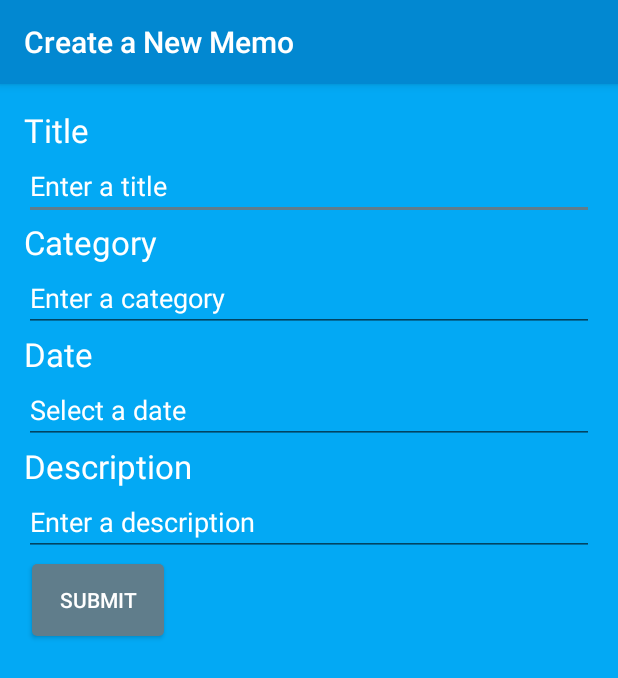
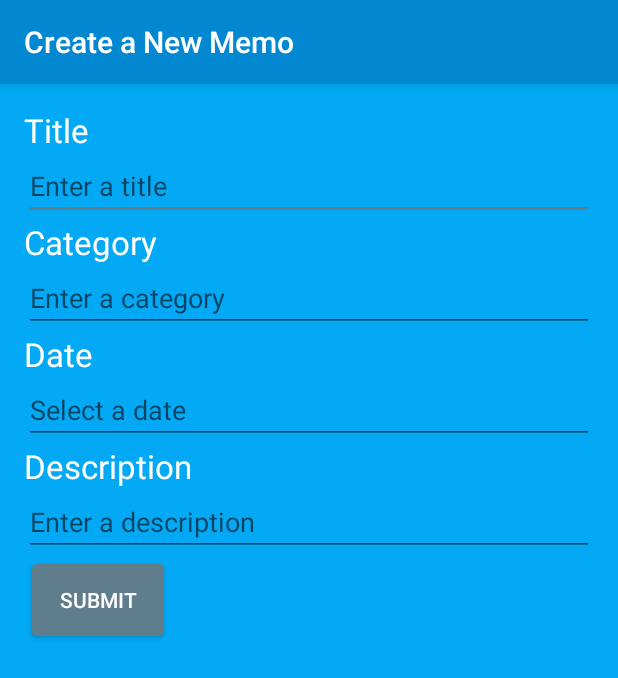
Before and after one commit to BlaineParr/QuickMemoNew, an Android app: the CreateActivity screen opened directly, with no data from a screen before it, on a phone screen of 412 x 824 dp. Shown: the top 678 px of the screen. Run offline under Robolectric (Android 15) with nearby library versions, the phone set to English and light mode, and no system bars.

Commit message:
User must fill out all categories before submitting a new memo now. Date now better aligned.

```diff
--- a/app/src/main/java/ca/georgiancollege/quickmemo/MainActivity.java
+++ b/app/src/main/java/ca/georgiancollege/quickmemo/MainActivity.java
@@ -186,7 +186,7 @@ public class MainActivity extends AppCompatActivity {
             //l.setBackgroundColor(ContextCompat.getColor(this, R.color.colorAccent));
             l.setBackground(drawable);
             LayoutParams lParams = new LayoutParams(LayoutParams.MATCH_PARENT, LayoutParams.WRAP_CONTENT);
-            l.setPadding(20, 0, 0, 0);
+            l.setPadding(20, 0, 20, 0);
 
             l.setLayoutParams(lParams);
 
@@ -202,6 +202,7 @@ public class MainActivity extends AppCompatActivity {
             dateTextView.setTextColor(Color.WHITE);
             dateTextView.setTextSize(24);
             dateTextView.setText(this.shownMemos.get(i).getDate());
+            dateTextView.setGravity(Gravity.RIGHT);
             dateTextView.setLayoutParams(new LayoutParams(0, LayoutParams.WRAP_CONTENT, 1f));
 
             //add the textViews
--- a/app/src/main/res/layout/content_create.xml
+++ b/app/src/main/res/layout/content_create.xml
@@ -39,8 +39,7 @@
         <EditText
             android:layout_width="0dp"
             android:layout_height="wrap_content"
-            android:inputType="textPersonName"
-            android:text="@string/titleEditTextString"
+            android:hint="@string/titleEditTextString"
             android:ems="10"
             android:id="@+id/titleEditText"
             android:layout_weight="1"
@@ -74,7 +73,7 @@
             android:layout_width="0dp"
             android:layout_height="wrap_content"
             android:id="@+id/categoryEditText"
-            android:text="@string/categoryEditTextString"
+            android:hint="@string/categoryEditTextString"
             android:layout_weight="1"
             android:textColor="@color/colorIcons" />
 
@@ -109,7 +108,7 @@
             android:ems="10"
             android:id="@+id/dateEditText"
             android:layout_weight="1"
-            android:text="@string/dateEditTextString"
+            android:hint="@string/dateEditTextString"
             android:textColor="@color/colorIcons" />
     </LinearLayout>
 
@@ -142,7 +141,7 @@
             android:ems="10"
             android:id="@+id/descriptionEditText"
             android:layout_weight="1"
-            android:text="@string/descriptionEditTextString"
+            android:hint="@string/descriptionEditTextString"
             android:textColor="@color/colorIcons" />
     </LinearLayout>
 
```
Also changed, not shown: app/src/main/java/ca/georgiancollege/quickmemo/CreateActivity.java (+13 -1 lines), app/src/main/java/ca/georgiancollege/quickmemo/InfoAlert.java (added, +28 -0 lines).
